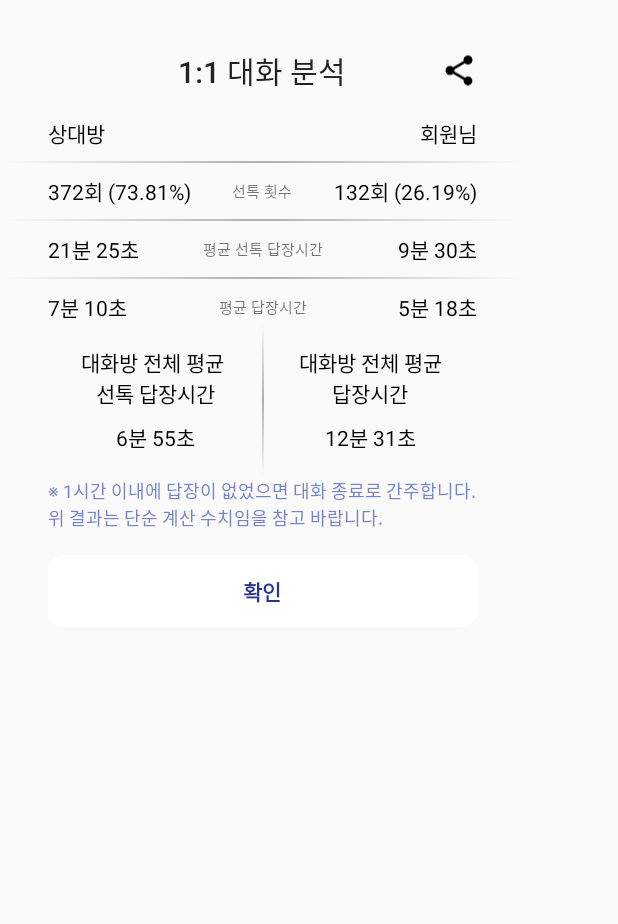
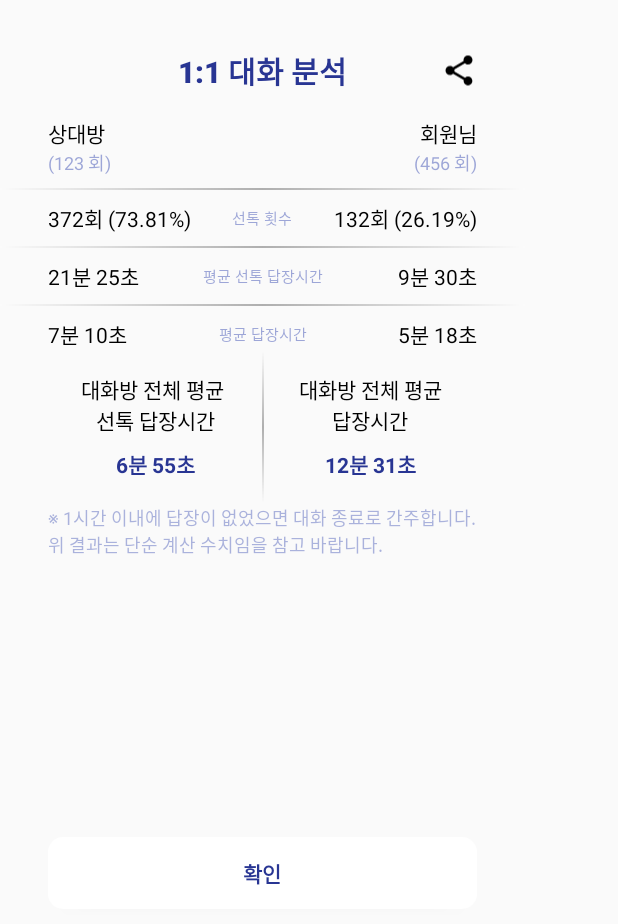
Before and after one commit to Hyuck9/KakaoAnalyzer, an Android app: the layout one_on_one_analytics_dialog.xml on its own in the app's theme, with its tools: preview values and no code run, on a phone screen of 412 x 824 dp. Shown: the top 924 px of the screen. Run offline under Robolectric (Android 15) with nearby library versions, the phone set to English and light mode, and no system bars.

Commit message:
1대1 분석  - 카카오링크 추가  - 사용자별 메시지 수 추가

```diff
--- a/app/src/main/java/me/hyuck/kakaoanalyzer/model/OneOnOneAnalyticsInfo.kt
+++ b/app/src/main/java/me/hyuck/kakaoanalyzer/model/OneOnOneAnalyticsInfo.kt
@@ -9,4 +9,6 @@ data class OneOnOneAnalyticsInfo(var title: String) {
     var userAverageReply = ""
     var allFirstReply = ""
     var allAverageReply = ""
+    var userMessage = ""
+    var someoneUserMessage = ""
 }
--- a/app/src/main/java/me/hyuck/kakaoanalyzer/ui/SplashActivity.kt
+++ b/app/src/main/java/me/hyuck/kakaoanalyzer/ui/SplashActivity.kt
@@ -22,7 +22,7 @@ class SplashActivity : AppCompatActivity() {
     override fun onCreate(savedInstanceState: Bundle?) {
         super.onCreate(savedInstanceState)
 
-//        getKeyHash()
+        getKeyHash()
 
         Handler().postDelayed({
             if (PermissionUtils.storagePermissionCheck(this@SplashActivity)) {
--- a/app/src/main/java/me/hyuck/kakaoanalyzer/ui/statistics/StatisticsActivity.kt
+++ b/app/src/main/java/me/hyuck/kakaoanalyzer/ui/statistics/StatisticsActivity.kt
@@ -39,7 +39,7 @@ class StatisticsActivity : AppCompatActivity() {
         const val EXTRA_CHAT = "me.hyuck.kakaoanalyzer.ui.statistics.EXTRA_CHAT"
     }
 
-    private var callback: ResponseCallback<KakaoLinkResponse>? = null
+    var callback: ResponseCallback<KakaoLinkResponse>? = null
 
     private lateinit var basicViewModel: BasicInfoViewModel
 
@@ -76,7 +76,7 @@ class StatisticsActivity : AppCompatActivity() {
             }
 
             override fun onSuccess(result: KakaoLinkResponse?) {
-                Toast.makeText( applicationContext, "Successfully sent KakaoLink v2 message.", Toast.LENGTH_LONG ).show()
+                Toast.makeText( applicationContext, "카카오톡 공유 성공", Toast.LENGTH_LONG ).show()
             }
         }
 
--- a/app/src/main/res/layout/one_on_one_analytics_dialog.xml
+++ b/app/src/main/res/layout/one_on_one_analytics_dialog.xml
@@ -1,13 +1,11 @@
 <?xml version="1.0" encoding="utf-8"?>
-<androidx.constraintlayout.widget.ConstraintLayout
-    xmlns:android="http://schemas.android.com/apk/res/android"
+<androidx.constraintlayout.widget.ConstraintLayout xmlns:android="http://schemas.android.com/apk/res/android"
     xmlns:app="http://schemas.android.com/apk/res-auto"
     xmlns:tools="http://schemas.android.com/tools"
     android:layout_width="350dp"
-    android:layout_height="wrap_content"
+    android:layout_height="match_parent"
     android:paddingBottom="32dp"
-    android:elevation="8dp"
-    >
+    android:elevation="8dp">
 
     <TextView
         android:id="@+id/title"
@@ -17,6 +15,8 @@
         android:text="1:1 대화 분석"
         android:textAlignment="center"
         android:textAppearance="@style/TextAppearance.AppCompat.Title"
+        android:textColor="@color/colorAccent"
+        android:textStyle="bold"
         app:layout_constraintEnd_toEndOf="parent"
         app:layout_constraintStart_toStartOf="parent"
         app:layout_constraintTop_toTopOf="parent" />
@@ -55,6 +55,31 @@
         app:layout_constraintStart_toEndOf="@+id/someone_user"
         app:layout_constraintTop_toBottomOf="@+id/title" />
 
+    <TextView
+        android:id="@+id/someone_count"
+        android:layout_width="0dp"
+        android:layout_height="wrap_content"
+        android:layout_marginStart="32dp"
+        android:text="(123 회)"
+        android:textColor="#7E3F51B5"
+        android:textSize="12sp"
+        app:layout_constraintEnd_toStartOf="@+id/user_count"
+        app:layout_constraintStart_toStartOf="parent"
+        app:layout_constraintTop_toBottomOf="@+id/someone_user" />
+
+    <TextView
+        android:id="@+id/user_count"
+        android:layout_width="0dp"
+        android:layout_height="wrap_content"
+        android:layout_marginEnd="32dp"
+        android:text="(456 회)"
+        android:textAlignment="viewEnd"
+        android:textColor="#7E3F51B5"
+        android:textSize="12sp"
+        app:layout_constraintEnd_toEndOf="parent"
+        app:layout_constraintStart_toEndOf="@+id/someone_count"
+        app:layout_constraintTop_toBottomOf="@+id/user" />
+
     <View
         android:id="@+id/line1"
         android:layout_width="match_parent"
@@ -64,7 +89,7 @@
         android:background="@drawable/fade_horizontal_gray"
         app:layout_constraintEnd_toEndOf="parent"
         app:layout_constraintStart_toStartOf="parent"
-        app:layout_constraintTop_toBottomOf="@+id/someone_user" />
+        app:layout_constraintTop_toBottomOf="@+id/someone_count" />
 
     <TextView
         android:id="@+id/someone_user_first_count"
@@ -97,10 +122,11 @@
         android:layout_width="59dp"
         android:layout_height="0dp"
         android:layout_marginTop="8dp"
+        android:gravity="center"
         android:text="선톡 횟수"
         android:textAlignment="center"
+        android:textColor="#7E3F51B5"
         android:textSize="10sp"
-        android:gravity="center"
         app:layout_constraintBottom_toBottomOf="@+id/someone_user_first_count"
         app:layout_constraintEnd_toStartOf="@+id/user_first_count"
         app:layout_constraintStart_toEndOf="@+id/someone_user_first_count"
@@ -134,9 +160,10 @@
         android:layout_width="wrap_content"
         android:layout_height="0dp"
         android:layout_marginTop="8dp"
+        android:gravity="center"
         android:text="평균 선톡 답장시간"
+        android:textColor="#7E3F51B5"
         android:textSize="10sp"
-        android:gravity="center"
         app:layout_constraintBottom_toBottomOf="@+id/someone_user_first_reply"
         app:layout_constraintEnd_toStartOf="@+id/user_first_reply"
         app:layout_constraintStart_toEndOf="@+id/someone_user_first_reply"
@@ -185,6 +212,7 @@
         android:layout_marginTop="8dp"
         android:gravity="center"
         android:text="평균 답장시간"
+        android:textColor="#7E3F51B5"
         android:textSize="10sp"
         app:layout_constraintBottom_toBottomOf="@+id/someone_user_average_reply"
         app:layout_constraintEnd_toStartOf="@+id/user_average_reply"
@@ -247,10 +275,11 @@
         android:layout_height="wrap_content"
         android:layout_marginStart="32dp"
         android:layout_marginTop="8dp"
+        android:paddingBottom="16dp"
         android:text="6분 55초"
         android:textAlignment="center"
-        android:textColor="@color/black"
-        android:paddingBottom="16dp"
+        android:textColor="@color/colorAccent"
+        android:textStyle="bold"
         app:layout_constraintEnd_toStartOf="@+id/all_average_reply"
         app:layout_constraintStart_toStartOf="parent"
         app:layout_constraintTop_toBottomOf="@+id/textView19" />
@@ -264,7 +293,8 @@
         android:paddingBottom="16dp"
         android:text="12분 31초"
         android:textAlignment="center"
-        android:textColor="@color/black"
+        android:textColor="@color/colorAccent"
+        android:textStyle="bold"
         app:layout_constraintEnd_toEndOf="parent"
         app:layout_constraintStart_toEndOf="@+id/all_first_reply"
         app:layout_constraintTop_toBottomOf="@+id/textView20" />
@@ -276,7 +306,7 @@
         android:layout_marginStart="32dp"
         android:layout_marginEnd="32dp"
         android:text="@string/one_on_one_explain"
-        android:textColor="#B53F51B5"
+        android:textColor="#6D3F51B5"
         android:textSize="12sp"
         app:layout_constraintEnd_toEndOf="parent"
         app:layout_constraintStart_toStartOf="parent"
@@ -299,4 +329,5 @@
         app:layout_constraintStart_toStartOf="parent"
         app:layout_constraintTop_toBottomOf="@+id/explain" />
 
+
 </androidx.constraintlayout.widget.ConstraintLayout>
--- a/app/src/main/res/values/strings.xml
+++ b/app/src/main/res/values/strings.xml
@@ -6,4 +6,5 @@
     <string name="hello_blank_fragment">Hello blank fragment</string>
     <string name="more">더보기</string>
     <string name="one_on_one_explain">※ 1시간 이내에 답장이 없었으면 대화 종료로 간주합니다. 위 결과는 단순 계산 수치임을 참고 바랍니다.</string>
+    <string name="message_count">(%s)</string>
 </resources>
```
Also changed, not shown: app/src/main/java/me/hyuck/kakaoanalyzer/ui/custom/OneOnOneDialog.kt (+23 -1 lines), app/src/main/java/me/hyuck/kakaoanalyzer/ui/statistics/participant/ParticipantFragment.kt (+4 -4 lines), app/src/main/java/me/hyuck/kakaoanalyzer/ui/statistics/participant/ParticipantViewModel.kt (+13 -8 lines).
